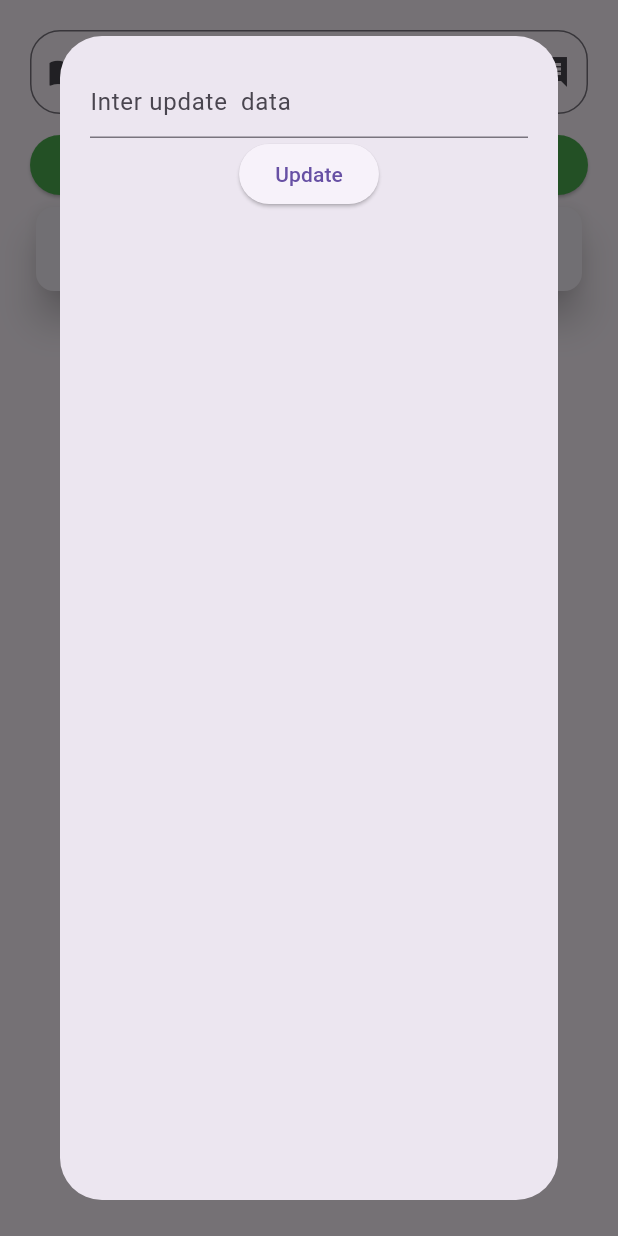
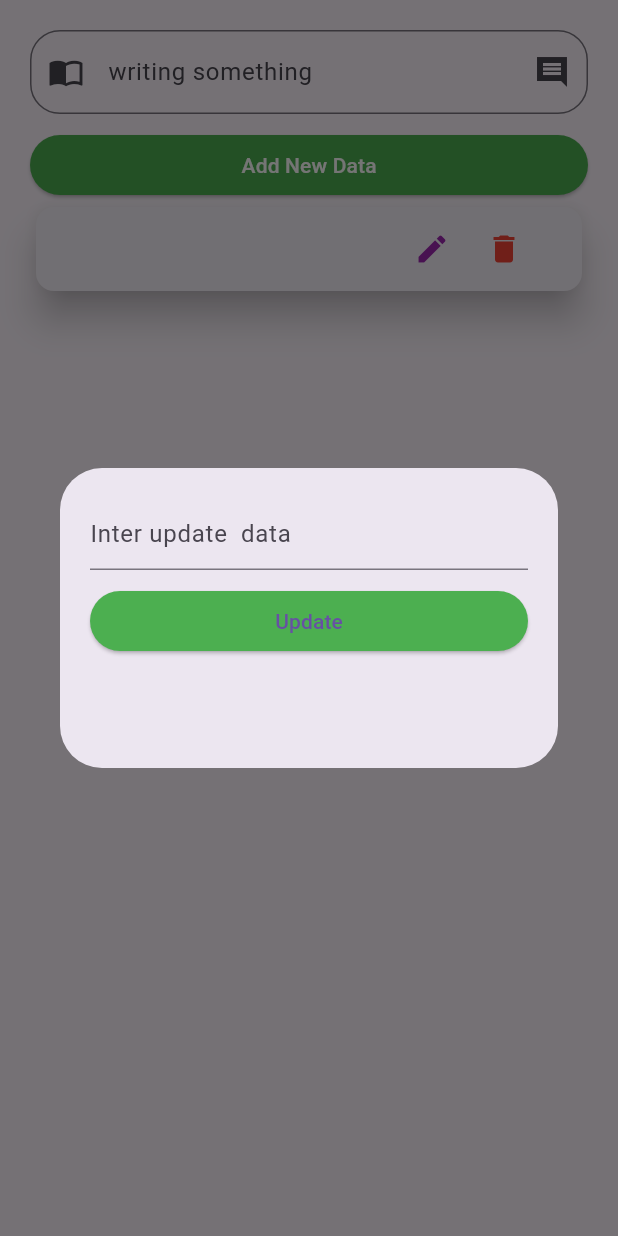
Before and after one commit to jubayed004/notepad-hive, a Flutter app: the screen it shows after launch, after a tap on "Add New Data", after a tap on the "edit" icon, on a phone screen of 412 x 824 dp. Run offline on Flutter 3.47's test engine with Material 3 defaults, Android fonts, the phone set to English and light mode, and no system bars; our stand-ins replace fluttertoast, hive, hive_flutter; accounts and stored records are empty.

Commit message:
update note finish

```diff
--- a/lib/view/screen/notepad_screen.dart
+++ b/lib/view/screen/notepad_screen.dart
@@ -1,6 +1,5 @@
 import 'package:flutter/material.dart';
 import 'package:fluttertoast/fluttertoast.dart';
-import 'package:hive/hive.dart';
 import 'package:hive_flutter/adapters.dart';
 
 class NotepadScreen extends StatefulWidget {
@@ -19,7 +18,8 @@ class _NotepadScreenState extends State<NotepadScreen> {
     super.initState();
   }
 
-  TextEditingController _controller = TextEditingController();
+  final TextEditingController _controller = TextEditingController();
+  final TextEditingController _updateController = TextEditingController();
   @override
   Widget build(BuildContext context) {
     return Scaffold(
@@ -81,8 +81,10 @@ class _NotepadScreenState extends State<NotepadScreen> {
                                         onPressed: () {
                                           showDialog(
                                               context: context,
-                                              builder: (context) {
+                                              builder: (_) {
                                                 return Dialog(
+                                                  child: SizedBox(
+                                                    height: 200,
                                                     child: Padding(
                                                       padding:
                                                           const EdgeInsets.all(
@@ -90,16 +92,43 @@ class _NotepadScreenState extends State<NotepadScreen> {
                                                       child: Column(
                                                         children: [
                                                           TextField(
+                                                            controller:
+                                                                _updateController,
                                                             decoration:
                                                                 InputDecoration(
                                                                     hintText:
                                                                         "Inter update  data"),
                                                           ),
+                                                          SizedBox(
+                                                            height: 10,
+                                                          ),
+                                                          SizedBox(
+                                                            width:
+                                                                double.infinity,
+                                                            child:
                                                                 ElevatedButton(
-                                                            onPressed: () {},
-                                                            child:
-                                                                Text("Update"))
+                                                                    style: ElevatedButton.styleFrom(
+                                                                        backgroundColor:
+                                                                            Colors
+                                                                                .green),
+                                                                    onPressed:
+                                                                        () async {
+                                                                      final updateData =
+                                                                          _updateController
+                                                                              .text;
+                                                                      notepad!.putAt(
+                                                                          index,
+                                                                          updateData);
+                                                                      _updateController
+                                                                          .clear();
+                                                                      Navigator.pop(
+                                                                          context);
+                                                                    },
+                                                                    child: Text(
+                                                                        "Update")),
+                                                          )
                                                         ],
+                                                      ),
                                                     ),
                                                   ),
                                                 );
@@ -113,7 +142,8 @@ class _NotepadScreenState extends State<NotepadScreen> {
                                       IconButton(
                                           onPressed: () async {
                                             await notepad!.deleteAt(index);
-                                           Fluttertoast.showToast(msg: 'Deleted Successfully');
+                                            Fluttertoast.showToast(
+                                                msg: 'Deleted Successfully');
                                           },
                                           icon: Icon(
                                             Icons.delete,
```
Lines whose indentation alone changed are shown as unchanged.
